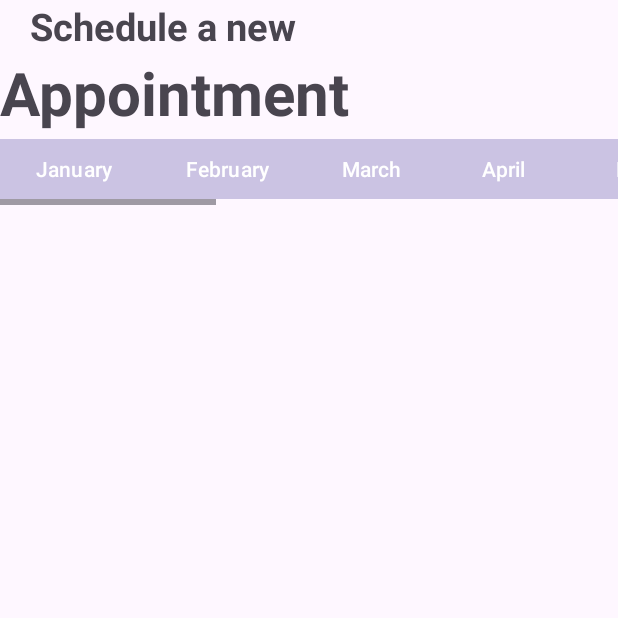
After one commit to Kr1mson/ZapCare, an Android app: the fragment BookAppointment shown on its own in the app's theme, on a phone screen of 412 x 824 dp, the top half of it. The commit adds this screen. Run offline under Robolectric (Android 15) with nearby library versions, the phone set to English and light mode, and no system bars; 2 statements that could not run were skipped.

Commit message:
Commit_05/01/2024/2

```diff
--- a/app/src/main/AndroidManifest.xml
+++ b/app/src/main/AndroidManifest.xml
@@ -7,7 +7,7 @@
         android:dataExtractionRules="@xml/data_extraction_rules"
         android:fullBackupContent="@xml/backup_rules"
         android:icon="@mipmap/ic_launcher"
-        android:label="@string/app_name"
+        android:label=""
         android:roundIcon="@mipmap/ic_launcher_round"
         android:supportsRtl="true"
         android:theme="@style/Theme.MediZap"
--- a/app/src/main/java/com/example/medizap/Appointment.java
+++ /dev/null
@@ -1,24 +0,0 @@
-package com.example.medizap;
-
-import android.os.Bundle;
-
-import androidx.fragment.app.Fragment;
-
-import android.view.LayoutInflater;
-import android.view.View;
-import android.view.ViewGroup;
-
-
-public class Appointment extends Fragment {
-
-
-    public Appointment(){}
-    View view;
-    @Override
-    public View onCreateView(LayoutInflater inflater, ViewGroup container,
-                             Bundle savedInstanceState) {
-
-        view= inflater.inflate(R.layout.fragment_appointment, container, false);
-        return view;
-    }
-}
--- /dev/null
+++ b/app/src/main/java/com/example/medizap/BookAppointment.java
@@ -0,0 +1,168 @@
+package com.example.medizap;
+
+import android.graphics.Color;
+import android.os.Bundle;
+
+import androidx.fragment.app.Fragment;
+import androidx.recyclerview.widget.LinearLayoutManager;
+import androidx.recyclerview.widget.RecyclerView;
+
+import android.view.LayoutInflater;
+import android.view.View;
+import android.view.ViewGroup;
+import android.widget.Button;
+import android.widget.Toast;
+
+import java.util.ArrayList;
+import java.util.List;
+
+
+public class BookAppointment extends Fragment implements ButtonAdapter.ButtonClickListener  {
+    Button jan,feb,mar,apr,may,jun,jul,aug,sep,oct,nov,dec,lastPressedButton;
+
+    public BookAppointment(){}
+    View view;
+    String selectedMonth;
+    ButtonAdapter buttonAdapter;
+    private List<String> buttonList = new ArrayList<>();
+    @Override
+    public View onCreateView(LayoutInflater inflater, ViewGroup container,
+                             Bundle savedInstanceState) {
+
+        view= inflater.inflate(R.layout.fragment_book_appointment, container, false);
+        jan=view.findViewById(R.id.Jan);
+        feb=view.findViewById(R.id.Feb);
+        mar=view.findViewById(R.id.Mar);
+        apr=view.findViewById(R.id.Apr);
+        may=view.findViewById(R.id.May);
+        jun=view.findViewById(R.id.Jun);
+        jul=view.findViewById(R.id.Jul);
+        aug=view.findViewById(R.id.Aug);
+        sep=view.findViewById(R.id.Sep);
+        oct=view.findViewById(R.id.Oct);
+        nov=view.findViewById(R.id.Nov);
+        dec=view.findViewById(R.id.Dec);
+        RecyclerView recyclerView = view.findViewById(R.id.recyclerView);
+
+
+
+
+
+
+        jan.setOnClickListener(new View.OnClickListener() {
+            @Override
+            public void onClick(View v) {
+                handleButtonClick(jan,31,jan.getText().toString());
+            }
+        });
+        feb.setOnClickListener(new View.OnClickListener() {
+            @Override
+            public void onClick(View v) {
+                handleButtonClick(feb,28,feb.getText().toString());
+            }
+        });
+        mar.setOnClickListener(new View.OnClickListener() {
+            @Override
+            public void onClick(View v) {
+                handleButtonClick(mar,31,mar.getText().toString());
+            }
+        });
+        apr.setOnClickListener(new View.OnClickListener() {
+            @Override
+            public void onClick(View v) {
+                handleButtonClick(apr,30,apr.getText().toString());
+            }
+        });
+        may.setOnClickListener(new View.OnClickListener() {
+            @Override
+            public void onClick(View v) {
+                handleButtonClick(may,31,may.getText().toString());
+            }
+        });
+        jun.setOnClickListener(new View.OnClickListener() {
+            @Override
+            public void onClick(View v) {
+                handleButtonClick(jun,30,jun.getText().toString());
+            }
+        });
+        jul.setOnClickListener(new View.OnClickListener() {
+            @Override
+            public void onClick(View v) {
+                handleButtonClick(jul,31,jul.getText().toString());
+            }
+        });
+        aug.setOnClickListener(new View.OnClickListener() {
+            @Override
+            public void onClick(View v) {
+                handleButtonClick(aug,31,aug.getText().toString());
+            }
+        });
+        sep.setOnClickListener(new View.OnClickListener() {
+            @Override
+            public void onClick(View v) {
+                handleButtonClick(sep,30,sep.getText().toString());
+            }
+        });
+        oct.setOnClickListener(new View.OnClickListener() {
+            @Override
+            public void onClick(View v) {
+                handleButtonClick(oct,31,oct.getText().toString());
+            }
+        });
+        nov.setOnClickListener(new View.OnClickListener() {
+            @Override
+            public void onClick(View v) {
+                handleButtonClick(nov,30,nov.getText().toString());
+            }
+        });
+        dec.setOnClickListener(new View.OnClickListener() {
+            @Override
+            public void onClick(View v) {
+                handleButtonClick(dec,31,dec.getText().toString());
+            }
+        });
+
+        buttonAdapter = new ButtonAdapter(buttonList,this::onButtonClick);
+
+        LinearLayoutManager layoutManager = new LinearLayoutManager(getContext(), LinearLayoutManager.HORIZONTAL, false);
+        recyclerView.setLayoutManager(layoutManager);
+        recyclerView.setAdapter(buttonAdapter);
+
+
+        return view;
+    }
+    private void handleButtonClick(Button button, int days, String month) {
+        // Clear the previous days
+        buttonList.clear();
+
+        // Restore the color of the previously pressed button
+        if (lastPressedButton != null) {
+            lastPressedButton.setBackgroundColor(Color.parseColor("#AA98A9")); // Set your default color
+        }
+
+        // Change the color of the current pressed button
+        button.setBackgroundColor(Color.parseColor("#967BB6")); // Set your desired color
+
+        // Add days to the buttonList
+        for (int i = 1; i <= days; i++) {
+            buttonList.add(String.valueOf(i));
+        }
+
+        // Update the reference to the last pressed button
+        lastPressedButton = button;
+
+        // Notify the adapter that the data set has changed
+        buttonAdapter.notifyDataSetChanged();
+
+        // Store the selected month
+        selectedMonth = month;
+    }
+
+    // Implement the callback method from ButtonAdapter.ButtonClickListener
+    @Override
+    public void onButtonClick(String date) {
+        // Handle the selected date here
+        Toast.makeText(getContext(), date + "/" + selectedMonth, Toast.LENGTH_SHORT).show();
+    }
+
+}
--- a/app/src/main/java/com/example/medizap/Home.java
+++ b/app/src/main/java/com/example/medizap/Home.java
@@ -90,7 +90,9 @@ public class Home extends AppCompatActivity implements BottomNavigationView.OnNa
             getSupportFragmentManager().beginTransaction().replace(R.id.flFragment, new About()).commit();
         }else if (itemId == R.id.nav_home) {
             getSupportFragmentManager().beginTransaction().replace(R.id.flFragment, new Tracker()).commit();
-        } else if (itemId == R.id.nav_logout) {
+        }else if (itemId == R.id.nav_edtProfile) {
+            getSupportFragmentManager().beginTransaction().replace(R.id.flFragment, new EditProfile()).commit();
+        }else if (itemId == R.id.nav_logout) {
             Toast.makeText(this, "Logged Out Successfuly", Toast.LENGTH_SHORT).show();
             SharedPreferences preferences = getSharedPreferences("user_credentials", MODE_PRIVATE);
             SharedPreferences.Editor editor = preferences.edit();
--- a/app/src/main/res/layout/fragment_appointment.xml
+++ /dev/null
@@ -1,14 +0,0 @@
-<?xml version="1.0" encoding="utf-8"?>
-<FrameLayout xmlns:android="http://schemas.android.com/apk/res/android"
-    xmlns:app="http://schemas.android.com/apk/res-auto"
-    xmlns:tools="http://schemas.android.com/tools"
-    android:layout_width="match_parent"
-    android:layout_height="match_parent"
-    tools:context=".Appointment">
-
-    <TextView
-        android:layout_width="match_parent"
-        android:layout_height="match_parent"
-        android:text="appointment" />
-
-</FrameLayout>
--- /dev/null
+++ b/app/src/main/res/layout/fragment_book_appointment.xml
@@ -0,0 +1,141 @@
+<?xml version="1.0" encoding="utf-8"?>
+<FrameLayout xmlns:android="http://schemas.android.com/apk/res/android"
+    xmlns:app="http://schemas.android.com/apk/res-auto"
+    xmlns:tools="http://schemas.android.com/tools"
+    android:layout_width="match_parent"
+    android:layout_height="match_parent"
+    tools:context=".BookAppointment">
+
+
+    <LinearLayout
+        android:layout_width="match_parent"
+        android:layout_height="match_parent"
+        android:orientation="vertical">
+        <TextView
+            android:layout_width="wrap_content"
+            android:layout_height="wrap_content"
+            android:layout_marginLeft="20dp"
+            android:text="Schedule a new"
+            android:textSize="25dp"
+            android:textStyle="bold"/>
+        <TextView
+            android:layout_width="wrap_content"
+            android:layout_height="wrap_content"
+            android:layout_marginLeft="0dp"
+            android:text="Appointment"
+            android:textSize="40dp"
+            android:textStyle="bold"/>
+        <HorizontalScrollView
+            android:layout_width="wrap_content"
+            android:layout_height="wrap_content">
+            <LinearLayout
+                android:layout_width="match_parent"
+                android:layout_height="wrap_content"
+                android:orientation="horizontal">
+                <com.google.android.material.button.MaterialButton
+                    android:id="@+id/Jan"
+                    android:layout_width="wrap_content"
+                    android:layout_height="wrap_content"
+                    android:backgroundTint="@color/sec"
+                    android:text="January"
+                    app:cornerRadius="0dp"
+                    android:textColor="@color/white"/>
+                <com.google.android.material.button.MaterialButton
+                    android:id="@+id/Feb"
+                    android:layout_width="wrap_content"
+                    android:layout_height="wrap_content"
+                    android:backgroundTint="@color/sec"
+                    android:text="February"
+                    app:cornerRadius="0dp"
+                    android:textColor="@color/white"/>
+                <com.google.android.material.button.MaterialButton
+                    android:id="@+id/Mar"
+                    android:layout_width="wrap_content"
+                    android:layout_height="wrap_content"
+                    android:backgroundTint="@color/sec"
+                    android:text="March"
+                    app:cornerRadius="0dp"
+                    android:textColor="@color/white"/>
+                <com.google.android.material.button.MaterialButton
+                    android:id="@+id/Apr"
+                    android:layout_width="wrap_content"
+                    android:layout_height="wrap_content"
+                    android:backgroundTint="@color/sec"
+                    android:text="April"
+                    app:cornerRadius="0dp"
+                    android:textColor="@color/white"/>
+                <com.google.android.material.button.MaterialButton
+                    android:id="@+id/May"
+                    android:layout_width="wrap_content"
+                    android:layout_height="wrap_content"
+                    android:backgroundTint="@color/sec"
+                    android:text="May"
+                    app:cornerRadius="0dp"
+                    android:textColor="@color/white"/>
+                <com.google.android.material.button.MaterialButton
+                    android:id="@+id/Jun"
+                    android:layout_width="wrap_content"
+                    android:layout_height="wrap_content"
+                    android:backgroundTint="@color/sec"
+                    android:text="June"
+                    app:cornerRadius="0dp"
+                    android:textColor="@color/white"/>
+                <com.google.android.material.button.MaterialButton
+                    android:id="@+id/Jul"
+                    android:layout_width="wrap_content"
+                    android:layout_height="wrap_content"
+                    android:backgroundTint="@color/sec"
+                    android:text="July"
+                    app:cornerRadius="0dp"
+                    android:textColor="@color/white"/>
+                <com.google.android.material.button.MaterialButton
+                    android:id="@+id/Aug"
+                    android:layout_width="wrap_content"
+                    android:layout_height="wrap_content"
+                    android:backgroundTint="@color/sec"
+                    android:text="August"
+                    app:cornerRadius="0dp"
+                    android:textColor="@color/white"/>
+                <com.google.android.material.button.MaterialButton
+                    android:id="@+id/Sep"
+                    android:layout_width="wrap_content"
+                    android:layout_height="wrap_content"
+                    android:backgroundTint="@color/sec"
+                    android:text="September"
+                    app:cornerRadius="0dp"
+                    android:textColor="@color/white"/>
+                <com.google.android.material.button.MaterialButton
+                    android:id="@+id/Oct"
+                    android:layout_width="wrap_content"
+                    android:layout_height="wrap_content"
+                    android:backgroundTint="@color/sec"
+                    android:text="October"
+                    app:cornerRadius="0dp"
+                    android:textColor="@color/white"/>
+                <com.google.android.material.button.MaterialButton
+                    android:id="@+id/Nov"
+                    android:layout_width="wrap_content"
+                    android:layout_height="wrap_content"
+                    android:backgroundTint="@color/sec"
+                    android:text="November"
+                    app:cornerRadius="0dp"
+                    android:textColor="@color/white"/>
+                <com.google.android.material.button.MaterialButton
+                    android:id="@+id/Dec"
+                    android:layout_width="wrap_content"
+                    android:layout_height="wrap_content"
+                    android:backgroundTint="@color/sec"
+                    android:text="December"
+                    app:cornerRadius="0dp"
+                    android:textColor="@color/white"/>
+
+            </LinearLayout>
+
+        </HorizontalScrollView>
+        <androidx.recyclerview.widget.RecyclerView
+            android:id="@+id/recyclerView"
+            android:layout_width="match_parent"
+            android:layout_height="wrap_content"/>
+    </LinearLayout>
+
+</FrameLayout>
--- a/app/src/main/res/menu/nav_menu.xml
+++ b/app/src/main/res/menu/nav_menu.xml
@@ -24,6 +24,10 @@
         android:title="">
         <menu>
             <item
+                android:id="@+id/nav_edtProfile"
+                android:icon="@drawable/edit"
+                android:title="Edit Profile"/>
+            <item
                 android:id="@+id/nav_logout"
                 android:icon="@drawable/logout"
                 android:title="Logout"/>
```
